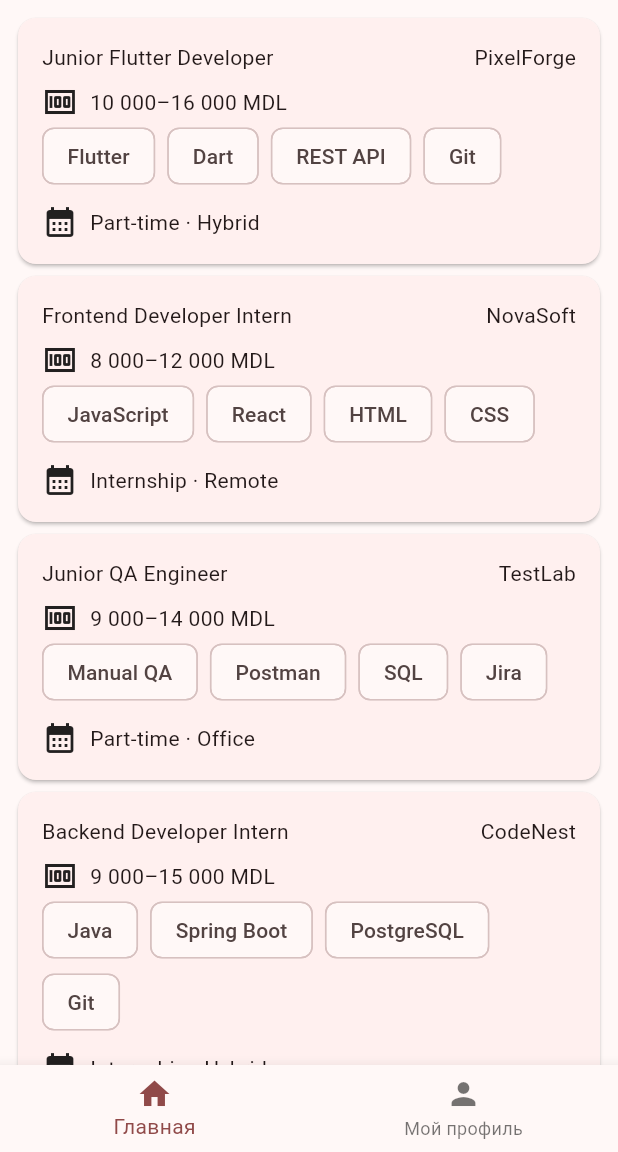
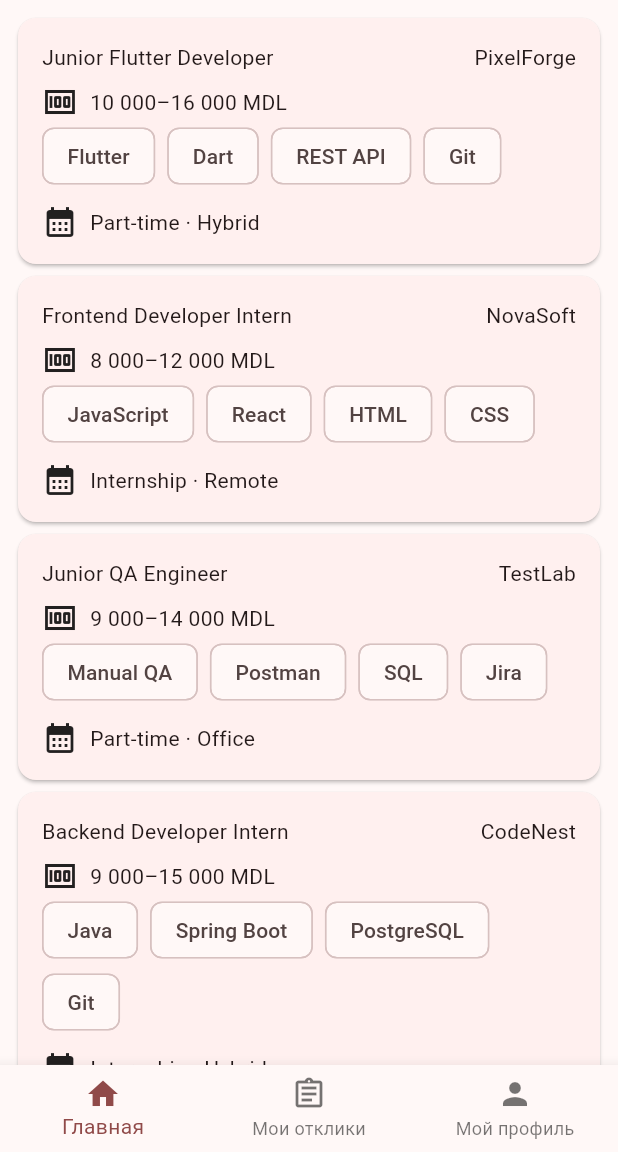
Before and after one commit to sloperator911/slop, a Flutter app: the screen it shows after launch, on a phone screen of 412 x 824 dp, the part 84-1236 px from its top. Run offline on Flutter 3.47's test engine with Material 3 defaults, Android fonts, the phone set to English and light mode, and no system bars; drawn by our look-alikes of dynamic_color; our stand-ins replace go_router, text_scroll; missing offline and left inert: file_selector.

Commit message:
my apps page

```diff
--- a/lib/main.dart
+++ b/lib/main.dart
@@ -3,6 +3,7 @@ import 'package:blowjobboard/screens/application_form.dart';
 import 'package:blowjobboard/screens/jobdetails.dart';
 import 'package:flutter/material.dart';
 import 'package:blowjobboard/screens/joblist.dart';
+import 'package:blowjobboard/screens/my_applications.dart';
 import 'package:blowjobboard/screens/profile.dart';
 import 'package:go_router/go_router.dart';
 import 'package:dynamic_color/dynamic_color.dart';
@@ -70,7 +71,7 @@ class MyHomePage extends StatefulWidget {
 
 class _MyHomePageState extends State<MyHomePage> {
   int selectedIndex = 0;
-  final pages = [JobListPage(), ProfilePage()];
+  final pages = [JobListPage(), MyApplicationsPage(), ProfilePage()];
 
   @override
   Widget build(BuildContext context) {
@@ -83,6 +84,10 @@ class _MyHomePageState extends State<MyHomePage> {
         currentIndex: selectedIndex,
         items: const [
           BottomNavigationBarItem(icon: Icon(Icons.home), label: "Главная"),
+          BottomNavigationBarItem(
+            icon: Icon(Icons.assignment_outlined),
+            label: "Мои отклики",
+          ),
           BottomNavigationBarItem(
             icon: Icon(Icons.person),
             label: "Мой профиль",
```
Also changed, not shown: lib/screens/my_applications.dart (+44 -3 lines).
